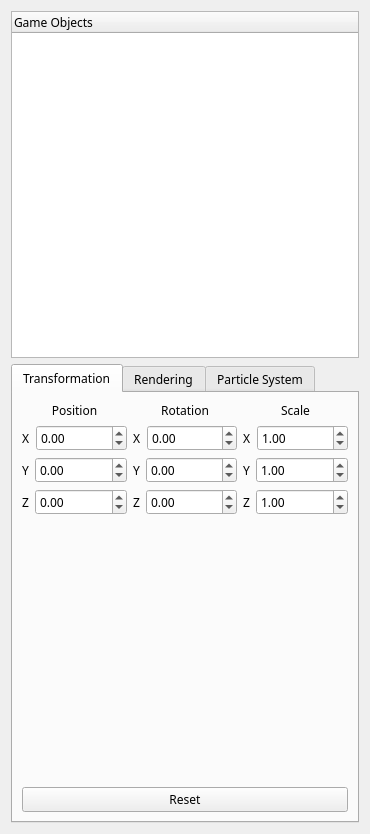
Qt form Source/UI/HierarchyWidget.ui (kevinmore/Project-Nebula) before a commit.
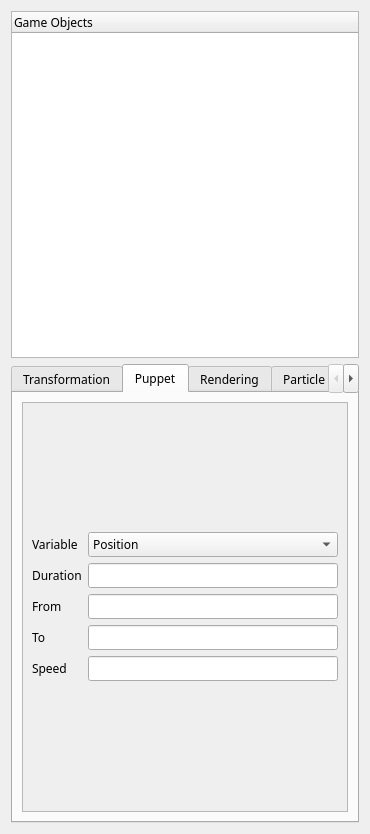
The same form after that commit. The open tabs and pages were chosen to show the change.

Commit message: Added puppet and vertex color in the widget

What changed in the file:
```diff
--- a/Source/UI/HierarchyWidget.ui
+++ b/Source/UI/HierarchyWidget.ui
@@ -453,6 +453,107 @@
       <zorder>verticalSpacer</zorder>
       <zorder>pushButton_Reset</zorder>
      </widget>
+     <widget class="QWidget" name="tab">
+      <attribute name="title">
+       <string>Puppet</string>
+      </attribute>
+      <layout class="QVBoxLayout" name="verticalLayout_13">
+       <item>
+        <widget class="QScrollArea" name="scrollArea_3">
+         <property name="widgetResizable">
+          <bool>true</bool>
+         </property>
+         <widget class="QWidget" name="scrollAreaWidgetContents_3">
+          <property name="geometry">
+           <rect>
+            <x>0</x>
+            <y>0</y>
+            <width>326</width>
+            <height>335</height>
+           </rect>
+          </property>
+          <layout class="QVBoxLayout" name="verticalLayout_14">
+           <item>
+            <layout class="QGridLayout" name="gridLayout_2">
+             <item row="3" column="1">
+              <widget class="QLineEdit" name="lineEdit_To"/>
+             </item>
+             <item row="2" column="0">
+              <widget class="QLabel" name="label_38">
+               <property name="text">
+                <string>From</string>
+               </property>
+              </widget>
+             </item>
+             <item row="4" column="0">
+              <widget class="QLabel" name="label_40">
+               <property name="text">
+                <string>Speed</string>
+               </property>
+              </widget>
+             </item>
+             <item row="4" column="1">
+              <widget class="QLineEdit" name="lineEdit_Speed"/>
+             </item>
+             <item row="3" column="0">
+              <widget class="QLabel" name="label_39">
+               <property name="text">
+                <string>To</string>
+               </property>
+              </widget>
+             </item>
+             <item row="2" column="1">
+              <widget class="QLineEdit" name="lineEdit_From"/>
+             </item>
+             <item row="0" column="1">
+              <widget class="QComboBox" name="comboBox_BehaviourType">
+               <item>
+                <property name="text">
+                 <string>Position</string>
+                </property>
+               </item>
+               <item>
+                <property name="text">
+                 <string>Rotation</string>
+                </property>
+               </item>
+               <item>
+                <property name="text">
+                 <string>Scale</string>
+                </property>
+               </item>
+               <item>
+                <property name="text">
+                 <string>Vertex Color</string>
+                </property>
+               </item>
+              </widget>
+             </item>
+             <item row="0" column="0">
+              <widget class="QLabel" name="label_37">
+               <property name="text">
+                <string>Variable</string>
+               </property>
+              </widget>
+             </item>
+             <item row="1" column="0">
+              <widget class="QLabel" name="label_41">
+               <property name="text">
+                <string>Duration</string>
+               </property>
+              </widget>
+             </item>
+             <item row="1" column="1">
+              <widget class="QLineEdit" name="lineEdit_Duration"/>
+             </item>
+            </layout>
+           </item>
+          </layout>
+         </widget>
+        </widget>
+       </item>
+      </layout>
+     </widget>
      <widget class="QWidget" name="RenderTab">
       <attribute name="title">
        <string>Rendering</string>
```
Left out of the diff: 104 changed lines with no effect on the pictures. The commit also changes 2 other files.
